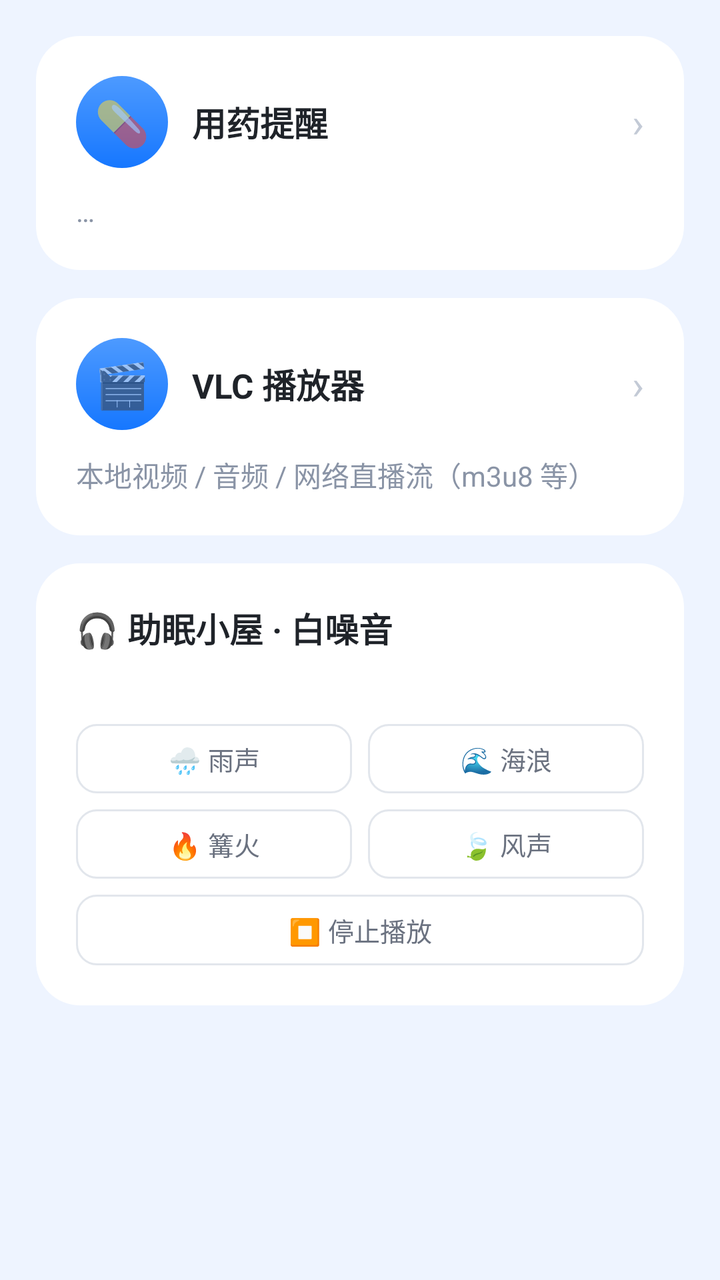
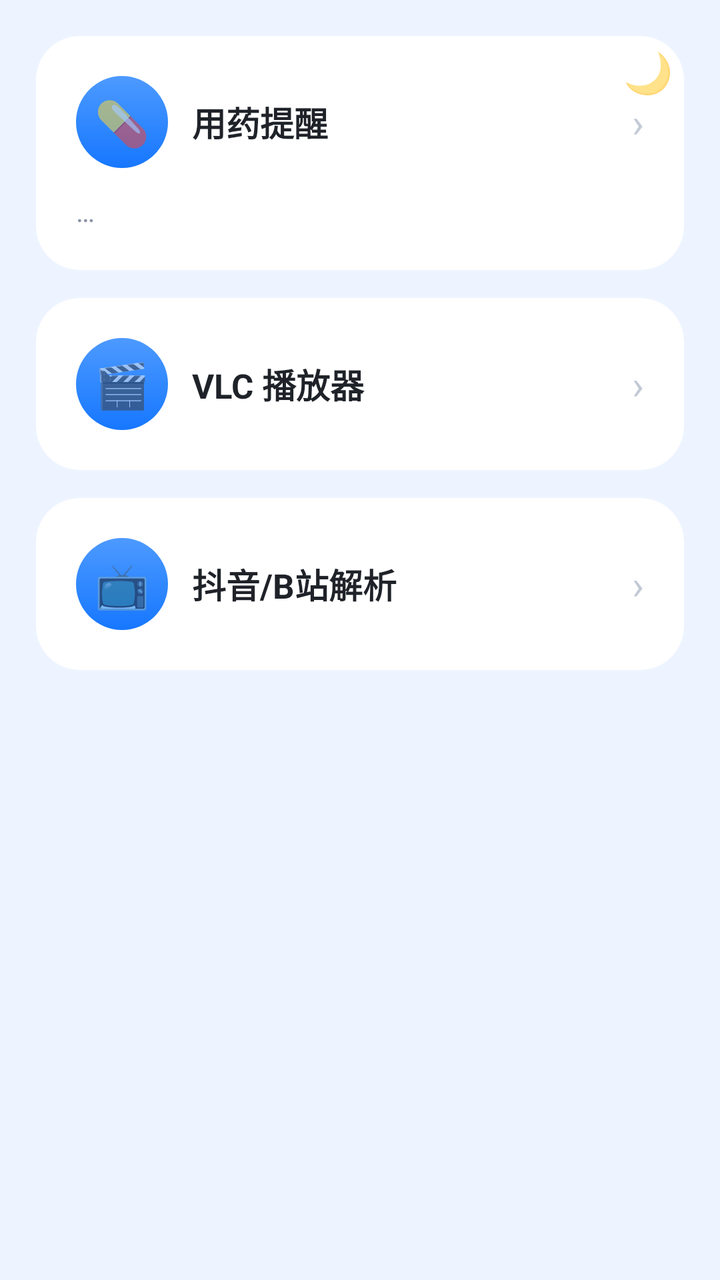

Compare the two renders of this Android layout. The source of the first and the diff that turns it into the second are given below.
<!-- AndroidManifest.xml: application theme AppTheme -->
<!-- res/layout/activity_toolbox.xml -->
<?xml version="1.0" encoding="utf-8"?>
<LinearLayout xmlns:android="http://schemas.android.com/apk/res/android"
    android:layout_width="match_parent" android:layout_height="match_parent"
    android:orientation="vertical"
    android:background="@color/bg">

    <ScrollView
        android:layout_width="match_parent" android:layout_height="match_parent"
        android:fillViewport="true" android:scrollbars="none">

        <LinearLayout
            android:layout_width="match_parent" android:layout_height="wrap_content"
            android:orientation="vertical"
            android:padding="18dp">

            
            <LinearLayout android:id="@+id/cardMeds"
                android:layout_width="match_parent" android:layout_height="wrap_content"
                android:background="@drawable/bg_card" android:orientation="vertical"
                android:padding="20dp">

                <LinearLayout
                    android:layout_width="match_parent" android:layout_height="wrap_content"
                    android:orientation="horizontal" android:gravity="center_vertical">
                    <TextView
                        android:layout_width="46dp" android:layout_height="46dp"
                        android:background="@drawable/bg_btn"
                        android:text="💊" android:textSize="22sp" android:gravity="center"/>
                    <TextView
                        android:layout_width="0dp" android:layout_height="wrap_content"
                        android:layout_weight="1" android:layout_marginLeft="12dp"
                        android:text="用药提醒" android:textSize="17sp"
                        android:textStyle="bold" android:textColor="@color/textMain"/>
                    <TextView android:text="›" android:textSize="20sp"
                        android:textColor="#C3CAD6"
                        android:layout_width="wrap_content" android:layout_height="wrap_content"/>
                </LinearLayout>

                <TextView android:id="@+id/tvNextDose"
                    android:layout_width="wrap_content" android:layout_height="wrap_content"
                    android:layout_marginTop="12dp" android:textSize="14sp"
                    android:textColor="@color/textSub" android:text="…"/>
            </LinearLayout>

            
            <LinearLayout android:id="@+id/cardPlayer"
                android:layout_width="match_parent" android:layout_height="wrap_content"
                android:layout_marginTop="14dp"
                android:background="@drawable/bg_card" android:orientation="vertical"
                android:padding="20dp">

                <LinearLayout
                    android:layout_width="match_parent" android:layout_height="wrap_content"
                    android:orientation="horizontal" android:gravity="center_vertical">
                    <TextView
                        android:layout_width="46dp" android:layout_height="46dp"
                        android:background="@drawable/bg_btn"
                        android:text="🎬" android:textSize="22sp" android:gravity="center"/>
                    <TextView
                        android:layout_width="0dp" android:layout_height="wrap_content"
                        android:layout_weight="1" android:layout_marginLeft="12dp"
                        android:text="VLC 播放器" android:textSize="17sp"
                        android:textStyle="bold" android:textColor="@color/textMain"/>
                    <TextView android:text="›" android:textSize="20sp"
                        android:textColor="#C3CAD6"
                        android:layout_width="wrap_content" android:layout_height="wrap_content"/>
                </LinearLayout>

                <TextView
                    android:layout_width="wrap_content" android:layout_height="wrap_content"
                    android:layout_marginTop="12dp" android:textSize="14sp"
                    android:textColor="@color/textSub"
                    android:text="本地视频 / 音频 / 网络直播流（m3u8 等）"/>
            </LinearLayout>

            
            <LinearLayout
                android:layout_width="match_parent" android:layout_height="wrap_content"
                android:layout_marginTop="14dp"
                android:background="@drawable/bg_card" android:orientation="vertical"
                android:padding="20dp">

                <TextView
                    android:layout_width="wrap_content" android:layout_height="wrap_content"
                    android:text="🎧 助眠小屋 · 白噪音" android:textSize="17sp"
                    android:textStyle="bold" android:textColor="@color/textMain"/>

                <LinearLayout
                    android:layout_width="match_parent" android:layout_height="wrap_content"
                    android:layout_marginTop="6dp" android:orientation="horizontal">
                    <TextView android:id="@+id/tvNoiseState"
                        android:layout_width="wrap_content" android:layout_height="wrap_content"
                        android:textColor="@color/textSub" android:textSize="13sp"/>
                </LinearLayout>

                <LinearLayout
                    android:layout_width="match_parent" android:layout_height="wrap_content"
                    android:layout_marginTop="12dp" android:orientation="horizontal">
                    <TextView android:id="@+id/noiseRain" style="@style/Chip"
                        android:layout_width="0dp" android:layout_weight="1"
                        android:text="🌧️ 雨声"/>
                    <TextView android:id="@+id/noiseWave" style="@style/Chip"
                        android:layout_width="0dp" android:layout_weight="1"
                        android:layout_marginLeft="8dp"
                        android:text="🌊 海浪"/>
                </LinearLayout>
                <LinearLayout
                    android:layout_width="match_parent" android:layout_height="wrap_content"
                    android:layout_marginTop="8dp" android:orientation="horizontal">
                    <TextView android:id="@+id/noiseFire" style="@style/Chip"
                        android:layout_width="0dp" android:layout_weight="1"
                        android:text="🔥 篝火"/>
                    <TextView android:id="@+id/noiseWind" style="@style/Chip"
                        android:layout_width="0dp" android:layout_weight="1"
                        android:layout_marginLeft="8dp"
                        android:text="🍃 风声"/>
                </LinearLayout>

                <TextView android:id="@+id/btnStopNoise" style="@style/Chip"
                    android:layout_width="match_parent" android:layout_marginTop="8dp"
                    android:text="⏹ 停止播放"/>
            </LinearLayout>
        </LinearLayout>
    </ScrollView>
</LinearLayout>
<!-- resources referenced by this layout -->
<resources>
  <color name="bg">#EEF4FF</color>
  <color name="textMain">#1F2329</color>
  <color name="textSub">#8A94A6</color>
  <!-- drawable bg_btn (drawable) -->
  <?xml version="1.0" encoding="utf-8"?>
  <ripple xmlns:android="http://schemas.android.com/apk/res/android">
      <item>
          <shape>
              <gradient android:startColor="#4D9AFF" android:endColor="#1677FF" android:angle="270"/>
              <corners android:radius="26dp"/>
          </shape>
      </item>
  </ripple>
  <!-- drawable bg_card (drawable) -->
  <?xml version="1.0" encoding="utf-8"?>
  <shape xmlns:android="http://schemas.android.com/apk/res/android">
      <solid android:color="#FFFFFF"/>
      <corners android:radius="22dp"/>
  </shape>
  <style name="Chip">
          <item name="android:layout_width">wrap_content</item>
          <item name="android:layout_height">wrap_content</item>
          <item name="android:background">@drawable/bg_chip_off</item>
          <item name="android:textSize">13sp</item>
          <item name="android:textColor">#6B7280</item>
          <item name="android:paddingLeft">10dp</item>
          <item name="android:paddingRight">10dp</item>
          <item name="android:paddingTop">8dp</item>
          <item name="android:paddingBottom">8dp</item>
          <item name="android:gravity">center</item>
          <item name="android:maxLines">1</item>
      </style>
  <style name="AppTheme" parent="android:Theme.Material.Light.NoActionBar">
          <item name="android:windowFullscreen">true</item>
          <item name="android:windowNoTitle">true</item>
          <item name="android:windowTranslucentNavigation">true</item>
          <item name="android:windowBackground">@color/bg</item>
          <item name="android:colorAccent">@color/blue2</item>
      </style>
  <!-- drawable bg_chip_off (drawable) -->
  <?xml version="1.0" encoding="utf-8"?>
  <shape xmlns:android="http://schemas.android.com/apk/res/android">
      <solid android:color="#FFFFFF"/>
      <stroke android:width="1dp" android:color="#E2E6EC"/>
      <corners android:radius="10dp"/>
  </shape>
  <color name="blue2">#1677FF</color>
</resources>

<!-- the commit's change to res/layout/activity_toolbox.xml (unified diff, before → after) -->
@@ -1,125 +1,104 @@
 <?xml version="1.0" encoding="utf-8"?>
-<LinearLayout xmlns:android="http://schemas.android.com/apk/res/android"
-    android:layout_width="match_parent" android:layout_height="match_parent"
-    android:orientation="vertical"
-    android:background="@color/bg">
+<FrameLayout xmlns:android="http://schemas.android.com/apk/res/android"
+    android:id="@+id/toolRoot"
+    android:layout_width="match_parent" android:layout_height="match_parent">
 
-    <ScrollView
+    <TextView android:id="@+id/themeToggle"
+        android:layout_width="44dp" android:layout_height="44dp"
+        android:layout_gravity="top|right" android:layout_margin="14dp"
+        android:gravity="center" android:elevation="6dp"
+        android:text="🌙" android:textSize="20sp"/>
+
+    <LinearLayout android:id="@+id/toolColumn"
         android:layout_width="match_parent" android:layout_height="match_parent"
-        android:fillViewport="true" android:scrollbars="none">
+        android:orientation="vertical"
+        android:background="@color/bg">
 
-        <LinearLayout
-            android:layout_width="match_parent" android:layout_height="wrap_content"
-            android:orientation="vertical"
-            android:padding="18dp">
+        <ScrollView
+            android:layout_width="match_parent" android:layout_height="match_parent"
+            android:fillViewport="true" android:scrollbars="none">
 
-            
-            <LinearLayout android:id="@+id/cardMeds"
+            <LinearLayout
                 android:layout_width="match_parent" android:layout_height="wrap_content"
-                android:background="@drawable/bg_card" android:orientation="vertical"
-                android:padding="20dp">
+                android:orientation="vertical"
+                android:padding="18dp">
 
-                <LinearLayout
+                <LinearLayout android:tag="card" android:id="@+id/cardMeds"
                     android:layout_width="match_parent" android:layout_height="wrap_content"
-                    android:orientation="horizontal" android:gravity="center_vertical">
-                    <TextView
-                        android:layout_width="46dp" android:layout_height="46dp"
-                        android:background="@drawable/bg_btn"
-                        android:text="💊" android:textSize="22sp" android:gravity="center"/>
-                    <TextView
-                        android:layout_width="0dp" android:layout_height="wrap_content"
-                        android:layout_weight="1" android:layout_marginLeft="12dp"
-                        android:text="用药提醒" android:textSize="17sp"
-                        android:textStyle="bold" android:textColor="@color/textMain"/>
-                    <TextView android:text="›" android:textSize="20sp"
-                        android:textColor="#C3CAD6"
-                        android:layout_width="wrap_content" android:layout_height="wrap_content"/>
+                    android:background="@drawable/bg_card" android:orientation="vertical"
+                    android:padding="20dp">
+
+                    <LinearLayout
+                        android:layout_width="match_parent" android:layout_height="wrap_content"
+                        android:orientation="horizontal" android:gravity="center_vertical">
+                        <TextView
+                            android:layout_width="46dp" android:layout_height="46dp"
+                            android:background="@drawable/bg_btn"
+                            android:text="💊" android:textSize="22sp" android:gravity="center"/>
+                        <TextView
+                            android:layout_width="0dp" android:layout_height="wrap_content"
+                            android:layout_weight="1" android:layout_marginLeft="12dp"
+                            android:text="用药提醒" android:textSize="17sp"
+                            android:textStyle="bold" android:tag="title" android:textColor="@color/textMain"/>
+                        <TextView android:text="›" android:textSize="20sp"
+                            android:textColor="#C3CAD6"
+                            android:layout_width="wrap_content" android:layout_height="wrap_content"/>
+                    </LinearLayout>
+
+                    <TextView android:tag="sub" android:id="@+id/tvNextDose"
+                        android:layout_width="wrap_content" android:layout_height="wrap_content"
+                        android:layout_marginTop="12dp" android:textSize="14sp"
+                        android:textColor="@color/textSub" android:text="…"/>
                 </LinearLayout>
 
-                <TextView android:id="@+id/tvNextDose"
-                    android:layout_width="wrap_content" android:layout_height="wrap_content"
-                    android:layout_marginTop="12dp" android:textSize="14sp"
-                    android:textColor="@color/textSub" android:text="…"/>
-            </LinearLayout>
+                <LinearLayout android:tag="card" android:id="@+id/cardPlayer"
+                    android:layout_width="match_parent" android:layout_height="wrap_content"
+                    android:layout_marginTop="14dp"
+                    android:background="@drawable/bg_card" android:orientation="vertical"
+                    android:padding="20dp">
 
-            
-            <LinearLayout android:id="@+id/cardPlayer"
-                android:layout_width="match_parent" android:layout_height="wrap_content"
-                android:layout_marginTop="14dp"
-                android:background="@drawable/bg_card" android:orientation="vertical"
-                android:padding="20dp">
-
-                <LinearLayout
-                    android:layout_width="match_parent" android:layout_height="wrap_content"
-                    android:orientation="horizontal" android:gravity="center_vertical">
-                    <TextView
-                        android:layout_width="46dp" android:layout_height="46dp"
-                        android:background="@drawable/bg_btn"
-                        android:text="🎬" android:textSize="22sp" android:gravity="center"/>
-                    <TextView
-                        android:layout_width="0dp" android:layout_height="wrap_content"
-                        android:layout_weight="1" android:layout_marginLeft="12dp"
-                        android:text="VLC 播放器" android:textSize="17sp"
-                        android:textStyle="bold" android:textColor="@color/textMain"/>
-                    <TextView android:text="›" android:textSize="20sp"
-                        android:textColor="#C3CAD6"
-                        android:layout_width="wrap_content" android:layout_height="wrap_content"/>
+                    <LinearLayout
+                        android:layout_width="match_parent" android:layout_height="wrap_content"
+                        android:orientation="horizontal" android:gravity="center_vertical">
+                        <TextView
+                            android:layout_width="46dp" android:layout_height="46dp"
+                            android:background="@drawable/bg_btn"
+                            android:text="🎬" android:textSize="22sp" android:gravity="center"/>
+                        <TextView
+                            android:layout_width="0dp" android:layout_height="wrap_content"
+                            android:layout_weight="1" android:layout_marginLeft="12dp"
+                            android:text="VLC 播放器" android:textSize="17sp"
+                            android:textStyle="bold" android:tag="title" android:textColor="@color/textMain"/>
+                        <TextView android:text="›" android:textSize="20sp"
+                            android:textColor="#C3CAD6"
+                            android:layout_width="wrap_content" android:layout_height="wrap_content"/>
+                    </LinearLayout>
                 </LinearLayout>
 
-                <TextView
-                    android:layout_width="wrap_content" android:layout_height="wrap_content"
-                    android:layout_marginTop="12dp" android:textSize="14sp"
-                    android:textColor="@color/textSub"
-                    android:text="本地视频 / 音频 / 网络直播流（m3u8 等）"/>
+                <LinearLayout android:tag="card" android:id="@+id/cardParse"
+                    android:layout_width="match_parent" android:layout_height="wrap_content"
+                    android:layout_marginTop="14dp"
+                    android:background="@drawable/bg_card" android:orientation="vertical"
+                    android:padding="20dp">
+
+                    <LinearLayout
+                        android:layout_width="match_parent" android:layout_height="wrap_content"
+                        android:orientation="horizontal" android:gravity="center_vertical">
+                        <TextView
+                            android:layout_width="46dp" android:layout_height="46dp"
+                            android:background="@drawable/bg_btn"
+                            android:text="📺" android:textSize="22sp" android:gravity="center"/>
+                        <TextView
+                            android:layout_width="0dp" android:layout_height="wrap_content"
+                            android:layout_weight="1" android:layout_marginLeft="12dp"
+                            android:text="抖音/B站解析" android:textSize="17sp"
+                            android:textStyle="bold" android:tag="title" android:textColor="@color/textMain"/>
+                        <TextView android:text="›" android:textSize="20sp"
+                            android:textColor="#C3CAD6"
+                            android:layout_width="wrap_content" android:layout_height="wrap_content"/>
+                    </LinearLayout>
+                </LinearLayout>
             </LinearLayout>
-
-            
-            <LinearLayout
-                android:layout_width="match_parent" android:layout_height="wrap_content"
-                android:layout_marginTop="14dp"
-                android:background="@drawable/bg_card" android:orientation="vertical"
-                android:padding="20dp">
-
-                <TextView
-                    android:layout_width="wrap_content" android:layout_height="wrap_content"
-                    android:text="🎧 助眠小屋 · 白噪音" android:textSize="17sp"
-                    android:textStyle="bold" android:textColor="@color/textMain"/>
-
-                <LinearLayout
-                    android:layout_width="match_parent" android:layout_height="wrap_content"
-                    android:layout_marginTop="6dp" android:orientation="horizontal">
-                    <TextView android:id="@+id/tvNoiseState"
-                        android:layout_width="wrap_content" android:layout_height="wrap_content"
-                        android:textColor="@color/textSub" android:textSize="13sp"/>
-                </LinearLayout>
-
-                <LinearLayout
-                    android:layout_width="match_parent" android:layout_height="wrap_content"
-                    android:layout_marginTop="12dp" android:orientation="horizontal">
-                    <TextView android:id="@+id/noiseRain" style="@style/Chip"
-                        android:layout_width="0dp" android:layout_weight="1"
-                        android:text="🌧️ 雨声"/>
-                    <TextView android:id="@+id/noiseWave" style="@style/Chip"
-                        android:layout_width="0dp" android:layout_weight="1"
-                        android:layout_marginLeft="8dp"
-                        android:text="🌊 海浪"/>
-                </LinearLayout>
-                <LinearLayout
-                    android:layout_width="match_parent" android:layout_height="wrap_content"
-                    android:layout_marginTop="8dp" android:orientation="horizontal">
-                    <TextView android:id="@+id/noiseFire" style="@style/Chip"
-                        android:layout_width="0dp" android:layout_weight="1"
-                        android:text="🔥 篝火"/>
-                    <TextView android:id="@+id/noiseWind" style="@style/Chip"
-                        android:layout_width="0dp" android:layout_weight="1"
-                        android:layout_marginLeft="8dp"
-                        android:text="🍃 风声"/>
-                </LinearLayout>
-
-                <TextView android:id="@+id/btnStopNoise" style="@style/Chip"
-                    android:layout_width="match_parent" android:layout_marginTop="8dp"
-                    android:text="⏹ 停止播放"/>
-            </LinearLayout>
-        </LinearLayout>
-    </ScrollView>
-</LinearLayout>
+        </ScrollView>
+    </LinearLayout>
+</FrameLayout>
<!-- resource entries referenced after the edit -->
@@ -19,19 +19,6 @@
       <solid android:color="#FFFFFF"/>
       <corners android:radius="22dp"/>
   </shape>
-  <style name="Chip">
-          <item name="android:layout_width">wrap_content</item>
-          <item name="android:layout_height">wrap_content</item>
-          <item name="android:background">@drawable/bg_chip_off</item>
-          <item name="android:textSize">13sp</item>
-          <item name="android:textColor">#6B7280</item>
-          <item name="android:paddingLeft">10dp</item>
-          <item name="android:paddingRight">10dp</item>
-          <item name="android:paddingTop">8dp</item>
-          <item name="android:paddingBottom">8dp</item>
-          <item name="android:gravity">center</item>
-          <item name="android:maxLines">1</item>
-      </style>
   <style name="AppTheme" parent="android:Theme.Material.Light.NoActionBar">
           <item name="android:windowFullscreen">true</item>
           <item name="android:windowNoTitle">true</item>
@@ -39,13 +26,6 @@
           <item name="android:windowBackground">@color/bg</item>
           <item name="android:colorAccent">@color/blue2</item>
       </style>
-  <!-- drawable bg_chip_off (drawable) -->
-  <?xml version="1.0" encoding="utf-8"?>
-  <shape xmlns:android="http://schemas.android.com/apk/res/android">
-      <solid android:color="#FFFFFF"/>
-      <stroke android:width="1dp" android:color="#E2E6EC"/>
-      <corners android:radius="10dp"/>
-  </shape>
   <color name="blue2">#1677FF</color>
 </resources>
 
